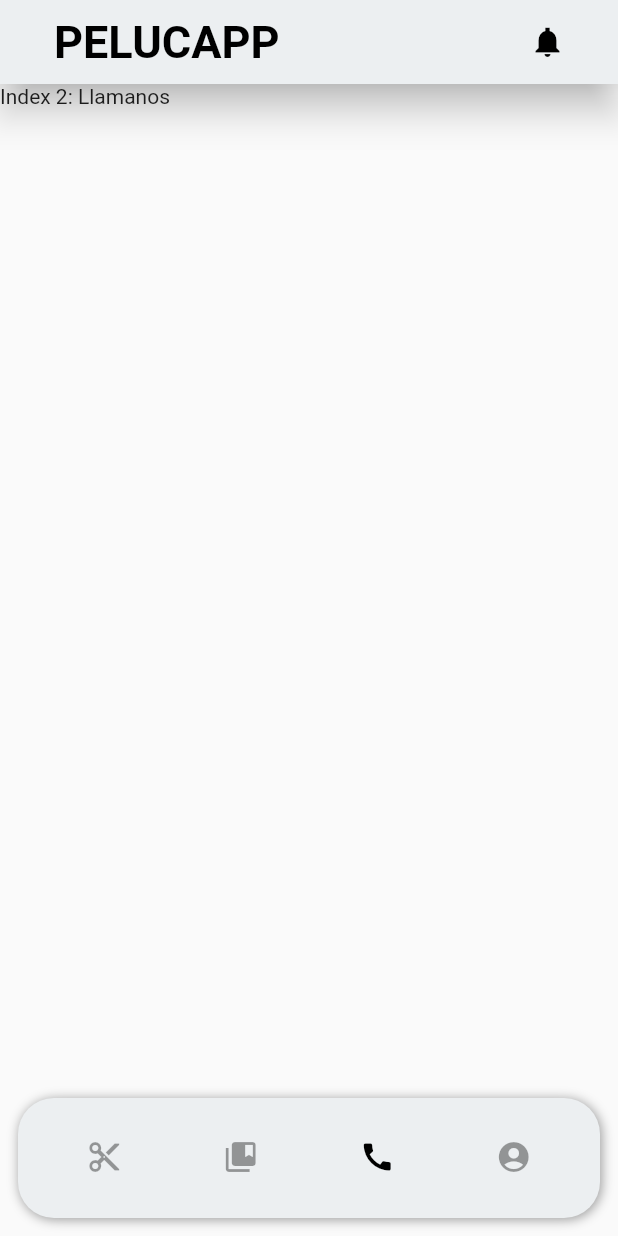
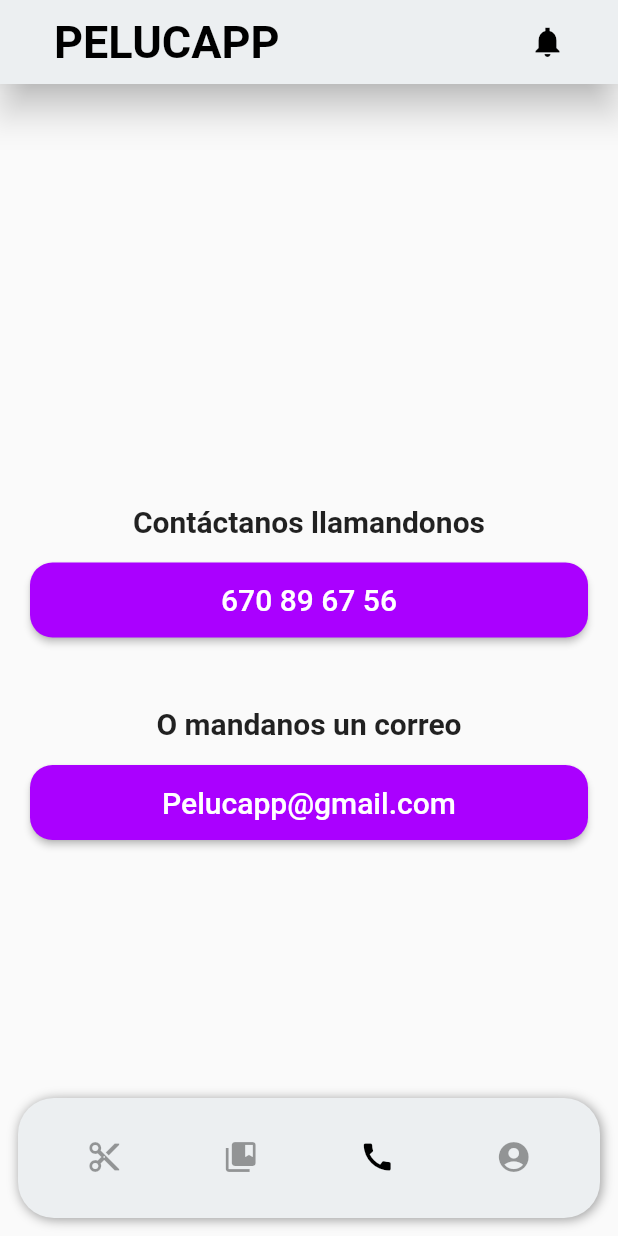
Before and after one commit to Tristan-Al/pelucapp, a Flutter app: the HomeScreen screen opened by its route, item 3 of the bottom bar chosen, on a phone screen of 412 x 824 dp. Run offline on Flutter 3.47's test engine with Material 2 defaults, Android fonts, the phone set to English and light mode, and no system bars; our stand-ins replace get; network calls fail.

Commit message:
Añadida Ventana de Contacto

```diff
--- /dev/null
+++ b/lib/screens/call_screen.dart
@@ -0,0 +1,73 @@
+import 'package:flutter/material.dart';
+import 'package:pelucapp/screens/home_screen.dart';
+import 'package:pelucapp/theme/app_theme.dart';
+
+class call_screen extends StatelessWidget {
+    const call_screen({super.key});
+
+   @override
+  Widget build(BuildContext context) {
+
+
+    return Scaffold(
+        body: Center(
+          child: Column(
+             mainAxisAlignment: MainAxisAlignment.center,
+            children: [
+              Padding(
+              padding: EdgeInsets.all(16.0),
+              child: const Text('Contáctanos llamandonos', style: TextStyle(
+                fontSize: 20,
+                fontWeight: FontWeight.bold,
+              ),),
+            ),
+
+              Container(
+                padding: EdgeInsets.only(left: 20, right: 20),
+                child: ElevatedButton(
+                  style: ElevatedButton.styleFrom(
+                    minimumSize: const Size.fromHeight(50),
+                    primary:AppTheme.buttomColor,
+                     shape: RoundedRectangleBorder(
+                borderRadius: BorderRadiusDirectional.circular(15)),
+                  ),
+                  onPressed: () {
+
+                  },
+                  child: const Text('670 89 67 56', style: TextStyle( fontSize: 20)),
+
+                ),
+
+              ),
+
+              const SizedBox( height: 30,),
+               Padding(
+              padding: EdgeInsets.all(16.0),
+              child: const Text('O mandanos un correo', style: TextStyle(
+                fontSize: 20,
+                fontWeight: FontWeight.bold,
+              ),),
+            ),
+              Container(
+
+                padding: EdgeInsets.only(left: 20, right: 20),
+                child: ElevatedButton(
+                  style: ElevatedButton.styleFrom(
+                    minimumSize: const Size.fromHeight(50),
+                    primary:AppTheme.buttomColor,
+                     shape: RoundedRectangleBorder(
+                borderRadius: BorderRadiusDirectional.circular(15)),
+                  ),
+                  onPressed: () {
+
+                  },
+                  child: const Text('Pelucapp@gmail.com', style: TextStyle( fontSize: 20)),
+
+                ),
+              ),
+            ],
+              ),
+          ),
+        );
+  }
+}
--- a/lib/screens/home_screen.dart
+++ b/lib/screens/home_screen.dart
@@ -17,7 +17,7 @@ class _HomeScreenState extends State<HomeScreen> {
   static const List<Widget> _pages = <Widget>[
     CitaScreen(),
     Text('Index 1: Mis Reservas'),
-    Text('Index 2: Llamanos'),
+    const call_screen(),
     Text('Index 3: Perfil'),
     PeluquerosScreen(),
   ];
--- a/lib/screens/screens.dart
+++ b/lib/screens/screens.dart
@@ -6,3 +6,4 @@ export 'package:pelucapp/screens/register_screen.dart';
 export 'package:pelucapp/screens/splash_screen.dart';
 export 'package:pelucapp/screens/front_page_screen.dart';
 export 'package:pelucapp/screens/peluqueros_screen.dart';
+export 'package:pelucapp/screens/call_screen.dart';
```
Also changed, not shown: pubspec.lock.
